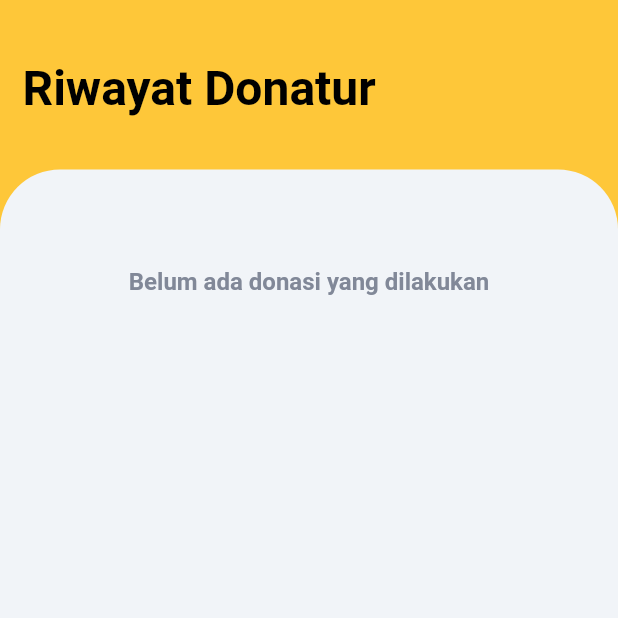
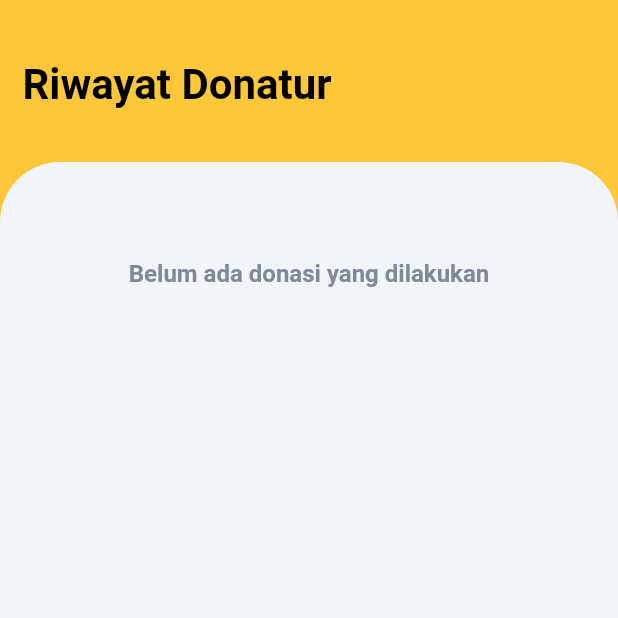
Before and after one commit to ngodeing/mimpi_kita, a Flutter app: the RiwayatDonaturWidget screen opened by its route, on a phone screen of 412 x 824 dp, the top half of it. Run offline on Flutter 3.47's test engine with Material 3 defaults, Android fonts, the phone set to English and light mode, and no system bars; our stand-ins replace auto_size_text, cloud_firestore, dropdown_button2, file_picker, firebase_auth, firebase_core and 16 more; missing offline and left inert: json_path, mime_type; accounts and stored records are empty; network calls fail; Roboto replaces fonts that are missing (Readex Pro).

Commit message:
mengganti ukuran font

```diff
--- a/lib/history/history_widget.dart
+++ b/lib/history/history_widget.dart
@@ -70,7 +70,7 @@ class _HistoryWidgetState extends State<HistoryWidget> {
                                 .override(
                                   fontFamily: 'Readex Pro',
                                   color: Colors.black,
-                                  fontSize: 32.0,
+                                  fontSize: 28.0,
                                   letterSpacing: 0.0,
                                   fontWeight: FontWeight.bold,
                                 ),
--- a/lib/riwayat_donatur/riwayat_donatur_widget.dart
+++ b/lib/riwayat_donatur/riwayat_donatur_widget.dart
@@ -72,7 +72,7 @@ class _RiwayatDonaturWidgetState extends State<RiwayatDonaturWidget> {
                               FlutterFlowTheme.of(context).bodyMedium.override(
                                     fontFamily: 'Readex Pro',
                                     color: Colors.black,
-                                    fontSize: 32.0,
+                                    fontSize: 28.0,
                                     letterSpacing: 0.0,
                                     fontWeight: FontWeight.bold,
                                   ),
@@ -252,7 +252,7 @@ class _RiwayatDonaturWidgetState extends State<RiwayatDonaturWidget> {
                                                             },
                                                           ),
                                                           Text(
-                                                            ' Donasi Senilai',
+                                                            'Donasi Senilai',
                                                             style: FlutterFlowTheme
                                                                     .of(context)
                                                                 .bodyMedium
--- a/pubspec.yaml
+++ b/pubspec.yaml
@@ -62,7 +62,7 @@ dependencies:
   image_picker_for_web: 3.0.1
   image_picker_ios: 0.8.8+2
   image_picker_platform_interface: 2.9.1
-  intl: 0.18.1
+  intl: 0.19.0
   json_path: 0.6.2
   mime_type: 1.0.0
   page_transition: 2.1.0
```
